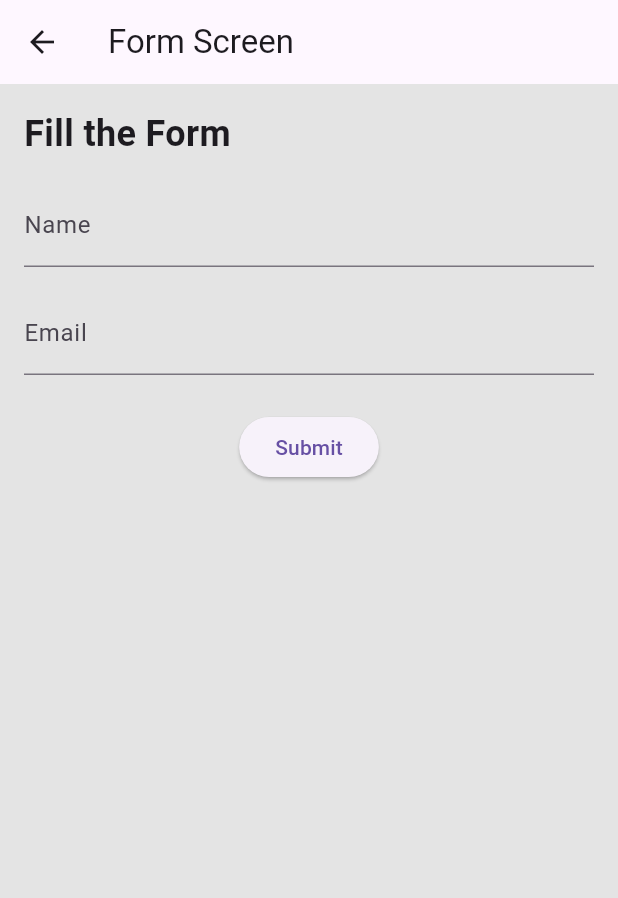
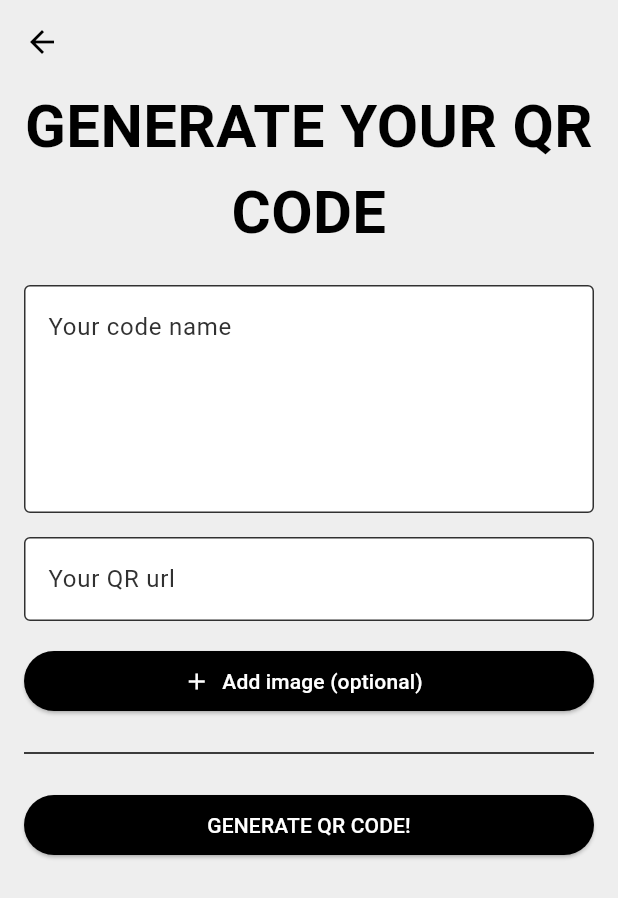
Before and after one commit to Innarq/qr_code_app, a Flutter app: the AddQrFormScreen screen opened by its route, on a phone screen of 412 x 824 dp. Shown: the top 898 px of the screen. Run offline on Flutter 3.47's test engine with Material 3 defaults, Android fonts, the phone set to English and light mode, and no system bars; our stand-ins replace flutter_svg, image_picker.

Commit message:
look of the app done

```diff
--- a/lib/main.dart
+++ b/lib/main.dart
@@ -15,7 +15,6 @@ class MyApp extends StatelessWidget {
       title: 'Flutter Example',
       theme: ThemeData(
         scaffoldBackgroundColor: Color(0xffE4E4E4),
-        primarySwatch: Colors.blue,
       ),
       initialRoute: '/',
       routes: {
--- a/lib/screens/add_qr_form_screen.dart
+++ b/lib/screens/add_qr_form_screen.dart
@@ -1,66 +1,151 @@
+import 'dart:convert';
+import 'dart:io';
 import 'package:flutter/material.dart';
+import 'package:image_picker/image_picker.dart';
+import 'package:path_provider/path_provider.dart';
 
-class AddQrFormScreen extends StatelessWidget {
+class AddQrFormScreen extends StatefulWidget {
+  @override
+  _AddQrFormScreenState createState() => _AddQrFormScreenState();
+}
+
+class _AddQrFormScreenState extends State<AddQrFormScreen> {
   final _formKey = GlobalKey<FormState>();
   final TextEditingController _nameController = TextEditingController();
-  final TextEditingController _emailController = TextEditingController();
+  final TextEditingController _urlController = TextEditingController();
+  File? _selectedImage;
+
+  Future<void> _pickImage() async {
+    final picker = ImagePicker();
+    final pickedFile = await picker.pickImage(source: ImageSource.gallery);
+
+    if (pickedFile != null) {
+      setState(() {
+        _selectedImage = File(pickedFile.path);
+      });
+    }
+  }
+
+  Future<void> _saveFormData() async {
+    if (_formKey.currentState!.validate()) {
+      final formData = {
+        'name': _nameController.text,
+        'url': _urlController.text,
+        'imagePath': _selectedImage?.path ?? '',
+      };
+
+      final directory = await getApplicationDocumentsDirectory();
+      final file = File('${directory.path}/form_data.json');
+
+      await file.writeAsString(jsonEncode(formData));
+
+      ScaffoldMessenger.of(context).showSnackBar(
+        SnackBar(content: Text('Form data saved successfully!')),
+      );
+    }
+  }
 
   @override
   Widget build(BuildContext context) {
     return Scaffold(
+      backgroundColor: Colors.grey[200],
       appBar: AppBar(
-        title: Text('Form Screen'),
+        backgroundColor: Colors.transparent,
+        elevation: 0,
+        leading: IconButton(
+          icon: Icon(Icons.arrow_back, color: Colors.black),
+          onPressed: () {
+            Navigator.pop(context);
+          },
         ),
-      body: Padding(
-        padding: const EdgeInsets.all(16.0),
+      ),
+      body: SingleChildScrollView(
+        child: Padding(
+          padding: const EdgeInsets.symmetric(horizontal: 16.0),
           child: Form(
             key: _formKey,
             child: Column(
-            crossAxisAlignment: CrossAxisAlignment.start,
+              crossAxisAlignment: CrossAxisAlignment.stretch,
               children: [
                 Text(
-                'Fill the Form',
-                style: TextStyle(fontSize: 24, fontWeight: FontWeight.bold),
+                  'GENERATE YOUR QR CODE',
+                  textAlign: TextAlign.center,
+                  style: TextStyle(
+                    fontSize: 40,
+                    fontWeight: FontWeight.bold,
+                    color: Colors.black,
                   ),
-              SizedBox(height: 16),
+                ),
+                SizedBox(height: 20),
                 TextFormField(
                   controller: _nameController,
-                decoration: InputDecoration(labelText: 'Name'),
+                  decoration: fieldDecoration(placeholder: "Your code name"),
+                  maxLines: 5,
                   validator: (value) {
                     if (value == null || value.isEmpty) {
-                    return 'Please enter your name';
+                      return 'Please enter your code name';
                     }
                     return null;
                   },
                 ),
                 SizedBox(height: 16),
                 TextFormField(
-                controller: _emailController,
-                decoration: InputDecoration(labelText: 'Email'),
+                  controller: _urlController,
+                  decoration: fieldDecoration(placeholder: "Your QR url"),
+                  cursorColor: Colors.black,
                   validator: (value) {
                     if (value == null || value.isEmpty) {
-                    return 'Please enter your email';
+                      return 'Please enter your QR url';
                     }
                     return null;
                   },
                 ),
-              SizedBox(height: 24),
-              Center(
-                child: ElevatedButton(
-                  onPressed: () {
-                    if (_formKey.currentState!.validate()) {
-                      ScaffoldMessenger.of(context).showSnackBar(
-                        SnackBar(content: Text('Form Submitted')),
-                      );
-                    }
-                  },
-                  child: Text('Submit'),
+                SizedBox(height: 16),
+                ElevatedButton.icon(
+                  onPressed: _pickImage,
+                  icon: Icon(Icons.add),
+                  label: Text('Add image (optional)'),
+                  style: ElevatedButton.styleFrom(
+                    backgroundColor: Colors.black,
+                    foregroundColor: Colors.white,
+                  ),
+                ),
+                if (_selectedImage != null) ...[
+                  SizedBox(height: 16),
+                  Image.file(_selectedImage!, height: 150, fit: BoxFit.cover),
+                ],
+                SizedBox(height: 16),
+                Divider(color: Colors.black),
+                SizedBox(height: 16),
+                ElevatedButton(
+                  onPressed: _saveFormData,
+                  child: Text('GENERATE QR CODE!'),
+                  style: ElevatedButton.styleFrom(
+                    backgroundColor: Colors.black,
+                    foregroundColor: Colors.white,
                   ),
                 ),
               ],
             ),
           ),
         ),
+      ),
+    );
+  }
+
+  InputDecoration fieldDecoration({String? placeholder = null}) {
+    return InputDecoration(
+      labelText: placeholder,
+      labelStyle: TextStyle(color: Color(0xff313131)),
+      alignLabelWithHint: true,
+      focusedBorder: OutlineInputBorder(
+        borderSide: BorderSide(color: Colors.black),
+      ),
+      enabledBorder: OutlineInputBorder(
+        borderSide: BorderSide(color: Color(0xff313131)),
+      ),
+      filled: true,
+      fillColor: Colors.white,
     );
   }
 }
--- a/lib/screens/splash_screen.dart
+++ b/lib/screens/splash_screen.dart
@@ -12,7 +12,7 @@ class _SplashScreenState extends State<SplashScreen> {
   @override
   void initState() {
     super.initState();
-    Timer(Duration(seconds: 2), () {
+    Timer(Duration(milliseconds : 1500), () {
       Navigator.pushReplacementNamed(context, '/list');
     });
   }
--- a/pubspec.yaml
+++ b/pubspec.yaml
@@ -37,6 +37,8 @@ dependencies:
   cupertino_icons: ^1.0.6
   flutter_svg: ^2.0.16
   flutter_scroll_shadow: ^1.2.4
+  image_picker: ^1.1.2
+  path_provider: ^2.1.5
 
 dev_dependencies:
   flutter_test:
```
Also changed, not shown: lib/screens/qr_list_screen.dart (+34 -16 lines), lib/widgets/styled_main_tile.dart (added, +48 -0 lines), assets/add.png (added), assets/qr_code.png (added), pubspec.lock, 5 other files. Lines whose indentation alone changed are shown as unchanged.
